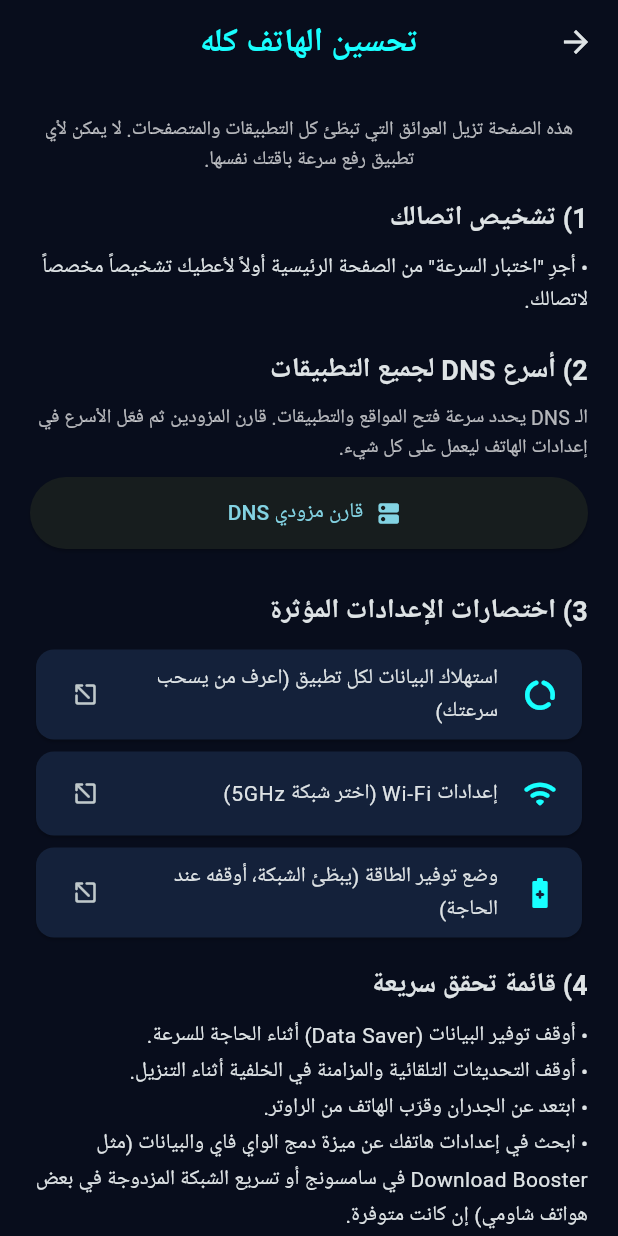
After one commit to omar250/ultra-net, a Flutter app: the screen it shows after launch, scrolled down 130 dp, after a tap on "ابدأ اختبار السرعة", after a tap on "تحسين الهاتف كله", on a phone screen of 412 x 824 dp. The commit adds this screen. Run offline on Flutter 3.47's test engine with Material 3 defaults, Android fonts, the phone set to English and light mode, and no system bars; our stand-ins replace connectivity_plus; missing offline and left inert: android_intent_plus; network calls fail.

Commit message:
إضافة صفحة تحسين الهاتف كله (DNS + تشخيص + اختصارات)

```diff
--- /dev/null
+++ b/lib/boost_page.dart
@@ -0,0 +1,283 @@
+import 'package:android_intent_plus/android_intent.dart';
+import 'package:flutter/material.dart';
+import 'package:flutter/services.dart';
+import 'package:http/http.dart' as http;
+
+class _Dns {
+  const _Dns(this.name, this.host, this.url);
+
+  final String name;
+  final String host;
+  final String url;
+}
+
+const _providers = [
+  _Dns('Cloudflare', 'one.one.one.one',
+      'https://cloudflare-dns.com/dns-query?name=example.com&type=A'),
+  _Dns('Google', 'dns.google',
+      'https://dns.google/resolve?name=example.com&type=A'),
+  _Dns('Quad9', 'dns.quad9.net',
+      'https://dns.quad9.net:5053/dns-query?name=example.com&type=A'),
+];
+
+class BoostPage extends StatefulWidget {
+  const BoostPage({
+    super.key,
+    required this.network,
+    this.pingMs,
+    this.downloadMbps,
+  });
+
+  final String network;
+  final int? pingMs;
+  final double? downloadMbps;
+
+  @override
+  State<BoostPage> createState() => _BoostPageState();
+}
+
+class _BoostPageState extends State<BoostPage> {
+  final Map<String, int?> results = {};
+  bool testing = false;
+  _Dns? best;
+
+  Future<int?> _measure(_Dns p) async {
+    final client = http.Client();
+    try {
+      final uri = Uri.parse(p.url);
+      const headers = {'accept': 'application/dns-json'};
+      await client
+          .get(uri, headers: headers)
+          .timeout(const Duration(seconds: 6));
+      final samples = <int>[];
+      for (var i = 0; i < 4; i++) {
+        final watch = Stopwatch()..start();
+        try {
+          final r = await client
+              .get(uri, headers: headers)
+              .timeout(const Duration(seconds: 5));
+          watch.stop();
+          if (r.statusCode == 200) samples.add(watch.elapsedMilliseconds);
+        } catch (_) {}
+      }
+      if (samples.isEmpty) return null;
+      samples.sort();
+      return samples[samples.length ~/ 2];
+    } catch (_) {
+      return null;
+    } finally {
+      client.close();
+    }
+  }
+
+  Future<void> _benchmark() async {
+    if (testing) return;
+    setState(() {
+      testing = true;
+      results.clear();
+      best = null;
+    });
+    _Dns? winner;
+    int? winnerMs;
+    for (final p in _providers) {
+      final ms = await _measure(p);
+      if (!mounted) return;
+      setState(() => results[p.name] = ms);
+      if (ms != null && (winnerMs == null || ms < winnerMs)) {
+        winner = p;
+        winnerMs = ms;
+      }
+    }
+    if (!mounted) return;
+    setState(() {
+      best = winner;
+      testing = false;
+    });
+  }
+
+  Future<void> _open(String action) async {
+    try {
+      await AndroidIntent(action: action).launch();
+    } catch (_) {
+      if (!mounted) return;
+      ScaffoldMessenger.of(context).showSnackBar(
+        const SnackBar(content: Text('تعذر فتح هذه الصفحة على هاتفك، افتحها يدوياً من الإعدادات')),
+      );
+    }
+  }
+
+  List<String> _diagnosis() {
+    final out = <String>[];
+    final ping = widget.pingMs;
+    final down = widget.downloadMbps;
+    if (ping == null || down == null) {
+      return ['أجرِ "اختبار السرعة" من الصفحة الرئيسية أولاً لأعطيك تشخيصاً مخصصاً لاتصالك.'];
+    }
+    if (ping > 150) {
+      out.add('زمن الاستجابة مرتفع ($ping ms): الإشارة ضعيفة أو الشبكة مزدحمة. غيّر مكانك أو جرّب في وقت آخر.');
+    } else if (ping > 80) {
+      out.add('زمن الاستجابة متوسط ($ping ms): قد تلاحظ بطئاً في فتح المواقع.');
+    } else {
+      out.add('زمن الاستجابة جيد ($ping ms).');
+    }
+    if (widget.network == 'Wi-Fi') {
+      if (down < 10) {
+        out.add('سرعة الواي فاي منخفضة (${down.toStringAsFixed(1)} Mbps): اقترب من الراوتر وجرّب شبكة 5GHz. إن بقيت منخفضة قرب الراوتر فالمشكلة من الباقة أو المزود.');
+      }
+    } else if (widget.network == 'بيانات الهاتف') {
+      out.add('أنت على بيانات الهاتف: جرّب الواي فاي إن توفر، أو شغّل وضع الطيران 10 ثوانٍ لإعادة التسجيل على أفضل برج.');
+    }
+    if (down >= 25 && ping <= 80) {
+      out.add('اتصالك جيد؛ إن كان تطبيق معين بطيئاً فالسبب غالباً من خادمه أو من DNS (قارن أدناه).');
+    }
+    return out;
+  }
+
+  @override
+  Widget build(BuildContext context) {
+    return Scaffold(
+      appBar: AppBar(
+        title: const Text(
+          'تحسين الهاتف كله',
+          style: TextStyle(
+              color: Colors.cyanAccent, fontWeight: FontWeight.w800),
+        ),
+        centerTitle: true,
+        backgroundColor: Colors.transparent,
+      ),
+      body: ListView(
+        padding: const EdgeInsets.all(20),
+        children: [
+          const Text(
+            'هذه الصفحة تزيل العوائق التي تبطّئ كل التطبيقات والمتصفحات. لا يمكن لأي تطبيق رفع سرعة باقتك نفسها.',
+            textAlign: TextAlign.center,
+            style: TextStyle(color: Colors.white70, fontSize: 13, height: 1.5),
+          ),
+          const SizedBox(height: 16),
+          _title('1) تشخيص اتصالك'),
+          for (final line in _diagnosis())
+            Padding(
+              padding: const EdgeInsets.only(bottom: 8),
+              child: Text('• $line', style: const TextStyle(height: 1.5)),
+            ),
+          const SizedBox(height: 14),
+          _title('2) أسرع DNS لجميع التطبيقات'),
+          const Text(
+            'الـ DNS يحدد سرعة فتح المواقع والتطبيقات. قارن المزودين ثم فعّل الأسرع في إعدادات الهاتف ليعمل على كل شيء.',
+            style: TextStyle(color: Colors.white70, fontSize: 13, height: 1.5),
+          ),
+          const SizedBox(height: 10),
+          SizedBox(
+            height: 48,
+            child: ElevatedButton.icon(
+              onPressed: testing ? null : _benchmark,
+              icon: testing
+                  ? const SizedBox(
+                      width: 18,
+                      height: 18,
+                      child: CircularProgressIndicator(strokeWidth: 2))
+                  : const Icon(Icons.dns_rounded),
+              label: Text(testing ? 'جارٍ المقارنة...' : 'قارن مزودي DNS'),
+            ),
+          ),
+          const SizedBox(height: 10),
+          for (final p in _providers)
+            if (results.containsKey(p.name))
+              _dnsRow(p, results[p.name], best?.name == p.name),
+          if (best != null) ...[
+            const SizedBox(height: 10),
+            Text(
+              'الأسرع لك: ${best!.name}. لتفعيله على الهاتف كله:\n'
+              'الإعدادات ← الشبكة والإنترنت (أو الاتصال والمشاركة) ← DNS الخاص (Private DNS) ← اسم مضيف مزود DNS الخاص ← الصق الاسم واحفظ.',
+              style: const TextStyle(height: 1.6),
+            ),
+            const SizedBox(height: 8),
+            Wrap(
+              spacing: 8,
+              children: [
+                OutlinedButton.icon(
+                  onPressed: () async {
+                    await Clipboard.setData(ClipboardData(text: best!.host));
+                    if (!mounted) return;
+                    ScaffoldMessenger.of(context).showSnackBar(
+                      SnackBar(content: Text('تم نسخ ${best!.host}')),
+                    );
+                  },
+                  icon: const Icon(Icons.copy_rounded),
+                  label: Text('نسخ ${best!.host}'),
+                ),
+                OutlinedButton.icon(
+                  onPressed: () => _open('android.settings.WIRELESS_SETTINGS'),
+                  icon: const Icon(Icons.settings_rounded),
+                  label: const Text('فتح إعدادات الشبكة'),
+                ),
+              ],
+            ),
+          ],
+          const SizedBox(height: 18),
+          _title('3) اختصارات الإعدادات المؤثرة'),
+          _shortcut('استهلاك البيانات لكل تطبيق (اعرف من يسحب سرعتك)',
+              Icons.data_usage_rounded, 'android.settings.DATA_USAGE_SETTINGS'),
+          _shortcut('إعدادات Wi-Fi (اختر شبكة 5GHz)', Icons.wifi_rounded,
+              'android.settings.WIFI_SETTINGS'),
+          _shortcut('وضع توفير الطاقة (يبطّئ الشبكة، أوقفه عند الحاجة)',
+              Icons.battery_saver_rounded,
+              'android.settings.BATTERY_SAVER_SETTINGS'),
+          const SizedBox(height: 14),
+          _title('4) قائمة تحقق سريعة'),
+          const Text(
+            '• أوقف توفير البيانات (Data Saver) أثناء الحاجة للسرعة.\n'
+            '• أوقف التحديثات التلقائية والمزامنة في الخلفية أثناء التنزيل.\n'
+            '• ابتعد عن الجدران وقرّب الهاتف من الراوتر.\n'
+            '• ابحث في إعدادات هاتفك عن ميزة دمج الواي فاي والبيانات (مثل Download Booster في سامسونج أو تسريع الشبكة المزدوجة في بعض هواتف شاومي) إن كانت متوفرة.\n'
+            '• على البيانات: وضع الطيران 10 ثوانٍ يعيد الاتصال بأفضل برج.',
+            style: TextStyle(height: 1.7),
+          ),
+        ],
+      ),
+    );
+  }
+
+  Widget _title(String text) => Padding(
+        padding: const EdgeInsets.only(bottom: 8),
+        child: Text(text,
+            style: const TextStyle(fontSize: 18, fontWeight: FontWeight.bold)),
+      );
+
+  Widget _dnsRow(_Dns p, int? ms, bool isBest) => Container(
+        margin: const EdgeInsets.only(bottom: 8),
+        padding: const EdgeInsets.all(14),
+        decoration: BoxDecoration(
+          color: const Color(0xFF14213A),
+          borderRadius: BorderRadius.circular(14),
+          border: Border.all(
+            color: isBest
+                ? Colors.greenAccent
+                : Colors.cyan.withValues(alpha: 0.24),
+          ),
+        ),
+        child: Row(
+          children: [
+            Expanded(child: Text(p.name)),
+            Text(
+              ms == null ? 'غير متاح' : '$ms ms',
+              style: const TextStyle(fontWeight: FontWeight.bold),
+            ),
+            if (isBest) ...[
+              const SizedBox(width: 8),
+              const Icon(Icons.check_circle, color: Colors.greenAccent, size: 20),
+            ],
+          ],
+        ),
+      );
+
+  Widget _shortcut(String title, IconData icon, String action) => Card(
+        color: const Color(0xFF14213A),
+        child: ListTile(
+          leading: Icon(icon, color: Colors.cyanAccent),
+          title: Text(title, style: const TextStyle(fontSize: 14)),
+          trailing: const Icon(Icons.open_in_new_rounded, size: 18),
+          onTap: () => _open(action),
+        ),
+      );
+}
--- a/lib/main.dart
+++ b/lib/main.dart
@@ -3,6 +3,7 @@ import 'dart:async';
 import 'package:connectivity_plus/connectivity_plus.dart';
 import 'package:flutter/material.dart';
 
+import 'boost_page.dart';
 import 'speed_engine.dart';
 import 'turbo_page.dart';
 
@@ -53,6 +54,8 @@ class _HomePageState extends State<HomePage> {
   String status = 'جاهز لفحص اتصالك';
   String hint = '';
   bool loading = false;
+  int? lastPing;
+  double? lastDownload;
 
   @override
   void initState() {
@@ -124,6 +127,7 @@ class _HomePageState extends State<HomePage> {
       if (!mounted) return;
       setState(() {
         ping = '$measuredPing ms';
+        lastPing = measuredPing;
         status = 'جارٍ قياس سرعة التنزيل (اتصالات متوازية)';
       });
 
@@ -138,6 +142,7 @@ class _HomePageState extends State<HomePage> {
       setState(() {
         downloadSpeed = '${download.average.toStringAsFixed(2)} Mbps';
         peakSpeed = '${download.peak.toStringAsFixed(2)} Mbps';
+        lastDownload = download.average;
         status = 'جارٍ قياس سرعة الرفع';
         liveSpeed = '--';
       });
@@ -231,11 +236,33 @@ class _HomePageState extends State<HomePage> {
                     ? null
                     : () => Navigator.of(context).push(
                           MaterialPageRoute<void>(
+                            builder: (_) => BoostPage(
+                              network: network,
+                              pingMs: lastPing,
+                              downloadMbps: lastDownload,
+                            ),
+                          ),
+                        ),
+                icon: const Icon(Icons.phone_android_rounded),
+                label: const Text(
+                  'تحسين الهاتف كله',
+                  style: TextStyle(fontSize: 16, fontWeight: FontWeight.bold),
+                ),
+              ),
+            ),
+            const SizedBox(height: 12),
+            SizedBox(
+              height: 56,
+              child: OutlinedButton.icon(
+                onPressed: loading
+                    ? null
+                    : () => Navigator.of(context).push(
+                          MaterialPageRoute<void>(
                               builder: (_) => const TurboPage()),
                         ),
                 icon: const Icon(Icons.rocket_launch_rounded),
                 label: const Text(
-                  'Turbo: أقصى استفادة من الإنترنت',
+                  'Turbo: تنزيل سريع لملف',
                   style: TextStyle(fontSize: 16, fontWeight: FontWeight.bold),
                 ),
               ),
--- a/pubspec.yaml
+++ b/pubspec.yaml
@@ -1,7 +1,7 @@
 name: ultra_net
 description: Ultra Net Android Internet Diagnostics
 publish_to: 'none'
-version: 1.1.0+2
+version: 1.2.0+3
 
 environment:
   sdk: '>=3.3.0 <4.0.0'
@@ -12,6 +12,7 @@ dependencies:
   http: ^1.2.2
   connectivity_plus: ^6.1.0
   path_provider: ^2.1.4
+  android_intent_plus: ^5.2.0
 
 dev_dependencies:
   flutter_test:
```
Also changed, not shown: 1 other file.
